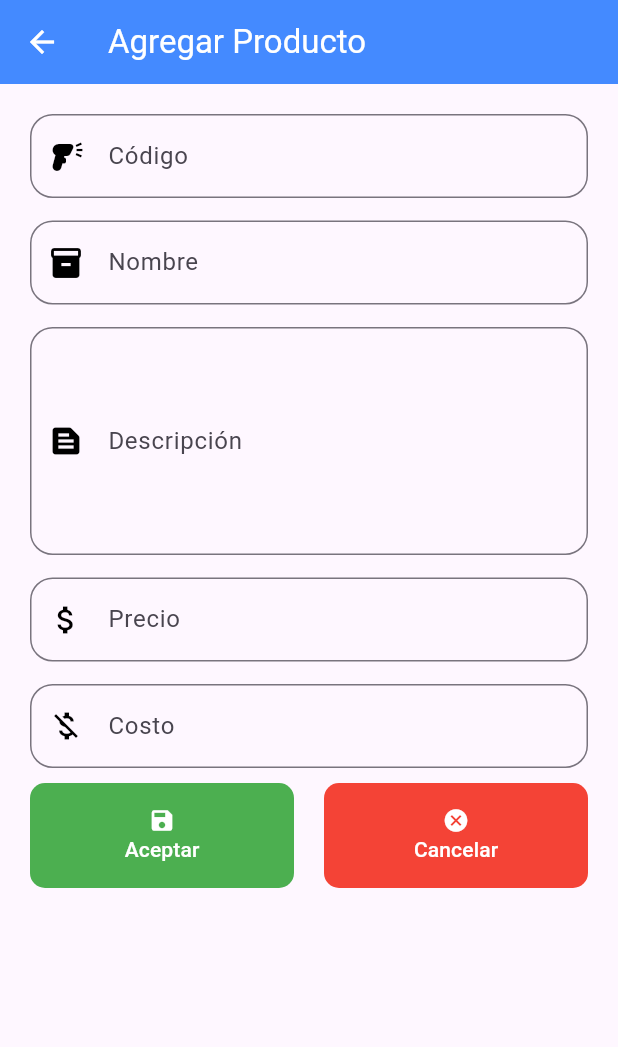
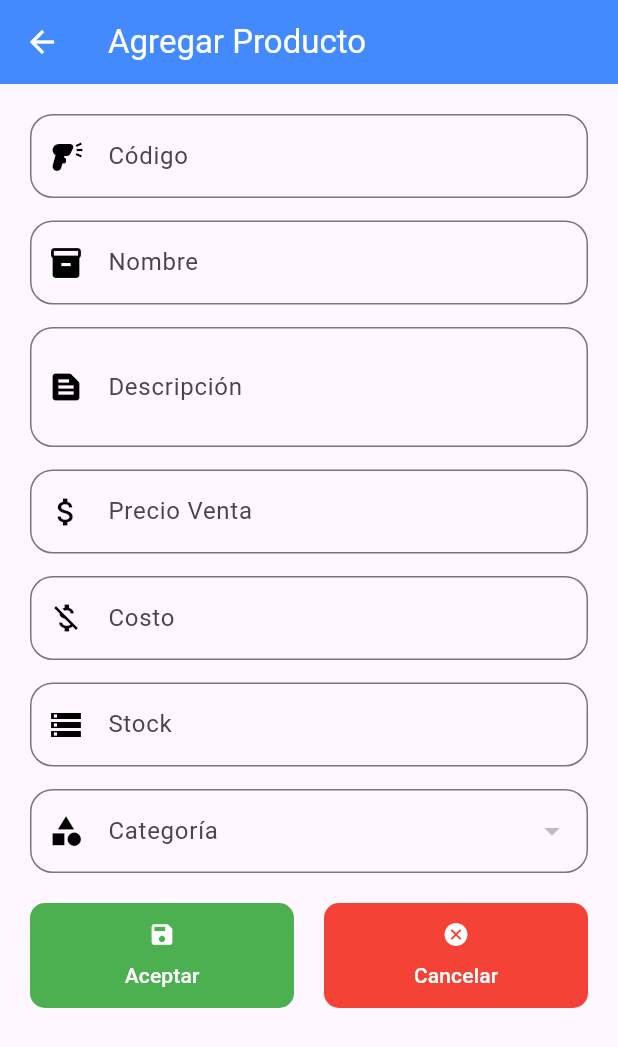
Before and after one commit to ISMAEL2003UTC/proyecto_final_movil, a Flutter app: the ProductoScreen screen opened by its route, after a tap on the "add circle outline" icon, on a phone screen of 412 x 824 dp. Shown: the top 1047 px of the screen. Run offline on Flutter 3.47's test engine with Material 3 defaults, Android fonts, the phone set to English and light mode, and no system bars; our stand-ins replace sqflite; accounts and stored records are empty.

Commit message:
cambios en productos completado

```diff
--- a/app_con_datos/lib/models/products_models.dart
+++ b/app_con_datos/lib/models/products_models.dart
@@ -5,6 +5,9 @@ class ProductsModels {
   String descripcion;
   double precio;
   double costo;
+  double stock;
+  int? categoriaId;
+
 
   ProductsModels({
     this.id,
@@ -13,6 +16,8 @@ class ProductsModels {
     required this.descripcion,
     required this.precio,
     required this.costo,
+    required this.stock,
+    this.categoriaId,
   });
 
   //convertir de map a clase
@@ -24,6 +29,8 @@ class ProductsModels {
       descripcion: data["descripcion"],
       precio: (data["precio"] as num).toDouble(),
       costo: (data["costo"] as num).toDouble(),
+      stock: (data["stock"] as num).toDouble(),
+      categoriaId: data["categoriaId"],
     );
   }
   //convertir de clase a map
@@ -31,11 +38,12 @@ class ProductsModels {
     return {
       'id': id,
       'codigo': codigo,
-
       'nombre': nombre,
       'descripcion': descripcion,
       'precio': precio,
       'costo': costo,
+      'stock': stock,
+      'categoriaId': categoriaId,
     };
   }
 }
--- a/app_con_datos/lib/screens/category/categoria_form_screen.dart
+++ b/app_con_datos/lib/screens/category/categoria_form_screen.dart
@@ -90,7 +90,7 @@ class _CategoryFormScreenState extends State<CategoryFormScreen> {
                   }
                   return null;
                 },
-                maxLines: 5,
+                maxLines: 2,
                 decoration: InputDecoration(
                   labelText: 'Descripción',
                   hintText: 'Ingrese el nombre de la descripción',
--- a/app_con_datos/lib/screens/productos/producto_form_screen.dart
+++ b/app_con_datos/lib/screens/productos/producto_form_screen.dart
@@ -1,7 +1,9 @@
 import 'package:flutter/material.dart';
 
 import '../../models/products_models.dart';
+import '../../models/category_models.dart';
 import '../../repositories/products_repository.dart';
+import '../../repositories/category_repository.dart';
 
 class ProductoFormScreen extends StatefulWidget {
   const ProductoFormScreen({super.key});
@@ -17,11 +19,34 @@ class _ProductoFormScreenState extends State<ProductoFormScreen> {
   final descripcionController = TextEditingController();
   final precioController = TextEditingController();
   final costoController = TextEditingController();
+  final stockController = TextEditingController();
+
   ProductsModels? producto;
+
+  // --- Variables para la categoría ---
+  final categoryRepo = CategoryRepository();
+  List<CategoryModels> categorias = [];
+  int? selectedCategoriaId;
+
+  @override
+  void initState() {
+    super.initState();
+    cargarCategorias();
+  }
+
+  void cargarCategorias() async {
+    categorias = await categoryRepo.getAll();
+    // Si estamos editando, seleccionamos la categoría actual del producto
+    if (producto != null) {
+      selectedCategoriaId = producto!.categoriaId;
+    }
+    setState(() {});
+  }
+
   @override
   void didChangeDependencies() {
     super.didChangeDependencies();
-    //capturo
+    // Capturo el producto si se envía por argumentos
     final args = ModalRoute.of(context)!.settings.arguments;
     if (args != null) {
       producto = args as ProductsModels;
@@ -30,6 +55,8 @@ class _ProductoFormScreenState extends State<ProductoFormScreen> {
       descripcionController.text = producto!.descripcion;
       precioController.text = producto!.precio.toString();
       costoController.text = producto!.costo.toString();
+      stockController.text = producto!.stock.toString();
+      selectedCategoriaId = producto!.categoriaId;
     }
   }
 
@@ -47,102 +74,130 @@ class _ProductoFormScreenState extends State<ProductoFormScreen> {
         padding: const EdgeInsets.all(20),
         child: Form(
           key: formProducts,
+          child: SingleChildScrollView(
             child: Column(
               children: [
+                // Código
                 TextFormField(
                   controller: codigoController,
                   validator: (value) {
-                  if (value == null || value.isEmpty) {
-                    return "El código es requerido";
-                  }
+                    if (value == null || value.isEmpty) return "El código es requerido";
                     return null;
                   },
                   decoration: InputDecoration(
                     labelText: 'Código',
-                  hintText: 'Ingrese el código de la categoría',
                     prefixIcon: Icon(Icons.barcode_reader, color: Colors.black),
-                  border: OutlineInputBorder(
-                    borderRadius: BorderRadius.circular(15),
+                    border: OutlineInputBorder(borderRadius: BorderRadius.circular(15)),
                   ),
                 ),
-              ),
+                SizedBox(height: 15),
 
-              SizedBox(height: 15),
+                // Nombre
                 TextFormField(
                   controller: nombreController,
                   validator: (value) {
-                  if (value == null || value.isEmpty) {
-                    return "El nombre es requerido";
-                  }
+                    if (value == null || value.isEmpty) return "El nombre es requerido";
                     return null;
                   },
                   decoration: InputDecoration(
                     labelText: 'Nombre',
-                  hintText: 'Ingrese el nombre del producto',
                     prefixIcon: Icon(Icons.inventory_2, color: Colors.black),
-                  border: OutlineInputBorder(
-                    borderRadius: BorderRadius.circular(15),
+                    border: OutlineInputBorder(borderRadius: BorderRadius.circular(15)),
                   ),
                 ),
-              ),
+                SizedBox(height: 15),
 
-              SizedBox(height: 15),
+                // Descripción
                 TextFormField(
                   controller: descripcionController,
                   validator: (value) {
-                  if (value == null || value.isEmpty) {
-                    return "La descripción es requerida";
-                  }
+                    if (value == null || value.isEmpty) return "La descripción es requerida";
                     return null;
                   },
-                maxLines: 5,
+                  maxLines: 2,
                   decoration: InputDecoration(
                     labelText: 'Descripción',
-                  hintText: 'Ingrese el nombre de la descripción',
                     prefixIcon: Icon(Icons.text_snippet, color: Colors.black),
-                  border: OutlineInputBorder(
-                    borderRadius: BorderRadius.circular(15),
-                  ),
+                    border: OutlineInputBorder(borderRadius: BorderRadius.circular(15)),
                   ),
                 ),
                 SizedBox(height: 15),
+
+                // Precio
                 TextFormField(
                   controller: precioController,
                   validator: (value) {
-                  if (value == null || value.isEmpty) {
-                    return "El precio es requerido";
-                  }
+                    if (value == null || value.isEmpty) return "El precio es requerido";
                     return null;
                   },
+                  keyboardType: TextInputType.numberWithOptions(decimal: true),
                   decoration: InputDecoration(
-                  labelText: 'Precio',
-                  hintText: 'Ingrese el precio del producto',
+                    labelText: 'Precio Venta',
                     prefixIcon: Icon(Icons.attach_money, color: Colors.black),
-                  border: OutlineInputBorder(
-                    borderRadius: BorderRadius.circular(15),
-                  ),
+                    border: OutlineInputBorder(borderRadius: BorderRadius.circular(15)),
                   ),
                 ),
                 SizedBox(height: 15),
+
+                // Costo
                 TextFormField(
                   controller: costoController,
                   validator: (value) {
-                  if (value == null || value.isEmpty) {
-                    return "El costo es requerido";
-                  }
+                    if (value == null || value.isEmpty) return "El costo es requerido";
                     return null;
                   },
+                  keyboardType: TextInputType.numberWithOptions(decimal: true),
                   decoration: InputDecoration(
                     labelText: 'Costo',
-                  hintText: 'Ingrese el costo del producto',
                     prefixIcon: Icon(Icons.money_off, color: Colors.black),
-                  border: OutlineInputBorder(
-                    borderRadius: BorderRadius.circular(15),
+                    border: OutlineInputBorder(borderRadius: BorderRadius.circular(15)),
                   ),
                 ),
+                SizedBox(height: 15),
+
+                // Stock
+                TextFormField(
+                  controller: stockController,
+                  validator: (value) {
+                    if (value == null || value.isEmpty) return "El stock es requerido";
+                    return null;
+                  },
+                  keyboardType: TextInputType.numberWithOptions(decimal: true),
+                  decoration: InputDecoration(
+                    labelText: 'Stock',
+                    prefixIcon: Icon(Icons.storage, color: Colors.black),
+                    border: OutlineInputBorder(borderRadius: BorderRadius.circular(15)),
                   ),
-              SizedBox(height: 10),
+                ),
+                SizedBox(height: 15),
 
+                // Categoría
+                DropdownButtonFormField<int>(
+                  value: selectedCategoriaId,
+                  items: categorias.map((cat) {
+                    return DropdownMenuItem<int>(
+                      value: cat.id,
+                      child: Text(cat.nombre),
+                    );
+                  }).toList(),
+                  onChanged: (value) {
+                    setState(() {
+                      selectedCategoriaId = value;
+                    });
+                  },
+                  decoration: InputDecoration(
+                    labelText: 'Categoría',
+                    prefixIcon: Icon(Icons.category, color: Colors.black),
+                    border: OutlineInputBorder(borderRadius: BorderRadius.circular(15)),
+                  ),
+                  validator: (value) {
+                    if (value == null) return 'Seleccione una categoría';
+                    return null;
+                  },
+                ),
+                SizedBox(height: 20),
+
+                // Botones
                 Row(
                   children: [
                     Expanded(
@@ -151,7 +206,6 @@ class _ProductoFormScreenState extends State<ProductoFormScreen> {
                         child: TextButton(
                           onPressed: () async {
                             if (formProducts.currentState!.validate()) {
-                            //almacenar datos
                               final repo = ProductsRepository();
                               final products = ProductsModels(
                                 codigo: codigoController.text,
@@ -159,6 +213,8 @@ class _ProductoFormScreenState extends State<ProductoFormScreen> {
                                 descripcion: descripcionController.text,
                                 precio: double.parse(precioController.text),
                                 costo: double.parse(costoController.text),
+                                stock: double.parse(stockController.text),
+                                categoriaId: selectedCategoriaId,
                               );
 
                               if (esEditar) {
@@ -167,8 +223,7 @@ class _ProductoFormScreenState extends State<ProductoFormScreen> {
                               } else {
                                 await repo.create(products);
                               }
-                          }
-                          //llama a insertar datos
+
                               ScaffoldMessenger.of(context).showSnackBar(
                                 SnackBar(
                                   content: Padding(
@@ -178,23 +233,22 @@ class _ProductoFormScreenState extends State<ProductoFormScreen> {
                                   backgroundColor: Colors.green,
                                 ),
                               );
-                          Future.delayed(Duration(microseconds: 500), () {
+
+                              Future.delayed(Duration(milliseconds: 500), () {
                                 Navigator.pop(context);
                               });
+                            }
                           },
-
                           style: TextButton.styleFrom(
                             backgroundColor: Colors.green,
                             foregroundColor: Colors.white,
-                          shape: RoundedRectangleBorder(
-                            borderRadius: BorderRadiusGeometry.circular(10),
-                          ),
+                            shape: RoundedRectangleBorder(borderRadius: BorderRadius.circular(10)),
                           ),
                           child: Column(
                             mainAxisAlignment: MainAxisAlignment.center,
                             children: [
                               Icon(Icons.save, color: Colors.white),
-                            SizedBox(width: 8),
+                              SizedBox(height: 8),
                               Text('Aceptar'),
                             ],
                           ),
@@ -202,11 +256,9 @@ class _ProductoFormScreenState extends State<ProductoFormScreen> {
                       ),
                     ),
                     SizedBox(width: 20),
-
                     Expanded(
                       child: SizedBox(
                         height: 70,
-
                         child: TextButton(
                           onPressed: () {
                             Navigator.pop(context);
@@ -214,15 +266,13 @@ class _ProductoFormScreenState extends State<ProductoFormScreen> {
                           style: TextButton.styleFrom(
                             backgroundColor: Colors.red,
                             foregroundColor: Colors.white,
-                          shape: RoundedRectangleBorder(
-                            borderRadius: BorderRadiusGeometry.circular(10),
-                          ),
+                            shape: RoundedRectangleBorder(borderRadius: BorderRadius.circular(10)),
                           ),
                           child: Column(
                             mainAxisAlignment: MainAxisAlignment.center,
                             children: [
                               Icon(Icons.cancel, color: Colors.white),
-                            SizedBox(width: 8),
+                              SizedBox(height: 8),
                               Text('Cancelar'),
                             ],
                           ),
@@ -235,6 +285,7 @@ class _ProductoFormScreenState extends State<ProductoFormScreen> {
             ),
           ),
         ),
+      ),
     );
   }
 }
--- a/app_con_datos/lib/screens/productos/producto_screen.dart
+++ b/app_con_datos/lib/screens/productos/producto_screen.dart
@@ -1,6 +1,8 @@
 import 'package:flutter/material.dart';
 
+import '../../models/category_models.dart';
 import '../../models/products_models.dart';
+import '../../repositories/category_repository.dart';
 import '../../repositories/products_repository.dart';
 
 class ProductoScreen extends StatefulWidget {
@@ -14,13 +16,20 @@ class _ProductoScreenState extends State<ProductoScreen> {
   final ProductsRepository repo = ProductsRepository();
   List<ProductsModels> productos = [];
   bool cargando = true;
+  final categoryRepo = CategoryRepository();
+  List<CategoryModels> categorias = [];
+
 
   @override
   void initState() {
     super.initState();
     cargarProducto();
+    cargarCategorias();
   }
-
+  Future<void> cargarCategorias() async {
+    categorias = await categoryRepo.getAll();
+    setState(() {});
+  }
   Future<void> cargarProducto() async {
     setState(() => cargando = true);
     {
@@ -29,6 +38,15 @@ class _ProductoScreenState extends State<ProductoScreen> {
     }
     ;
   }
+  String obtenerNombreCategoria(int? id) {
+    if (id == null) return 'Sin categoría';
+    final cat = categorias.firstWhere(
+          (c) => c.id == id,
+      orElse: () => CategoryModels(id: 0, codigo: '', nombre: 'Desconocida', descripcion: ''),
+    );
+    return cat.nombre;
+  }
+
 
   void eliminarProducto(int id) {
     showDialog(
@@ -94,6 +112,9 @@ class _ProductoScreenState extends State<ProductoScreen> {
                           Text("Descripción: ${prod.descripcion}"),
                           Text("Precio: ${prod.precio.toString()}"),
                           Text("Costo: ${prod.costo.toString()}"),
+                          Text("Stock: ${prod.stock.toString()}"),
+                          Text("Categoría: ${obtenerNombreCategoria(prod.categoriaId)}"),
+
                         ],
                       ),
                       trailing: Row(
--- a/app_con_datos/lib/settings/database_connection.dart
+++ b/app_con_datos/lib/settings/database_connection.dart
@@ -43,7 +43,7 @@ class DatabaseConnection {
           descripcion TEXT,
           precio REAL NOT NULL,
           costo REAL NOT NULL,
-          stock INTEGER NOT NULL,
+          stock REAL NOT NULL,
           categoriaId INTEGER,
           FOREIGN KEY (categoriaId) REFERENCES categories(id)
         );
```
Lines whose indentation alone changed are shown as unchanged.
